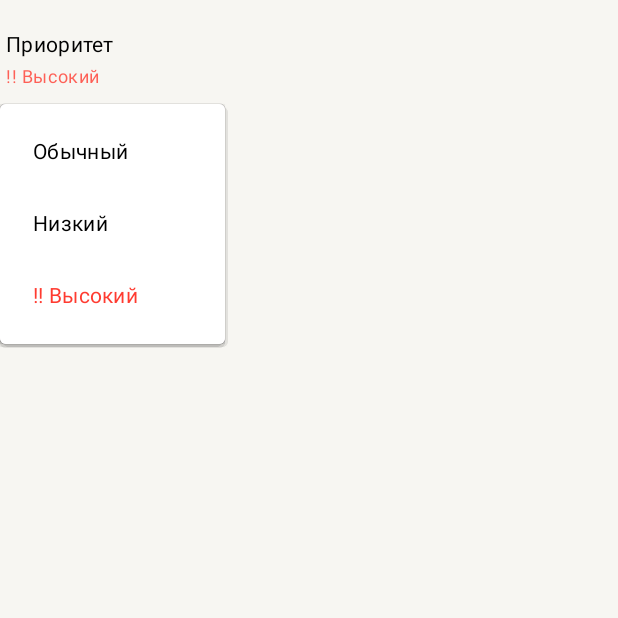
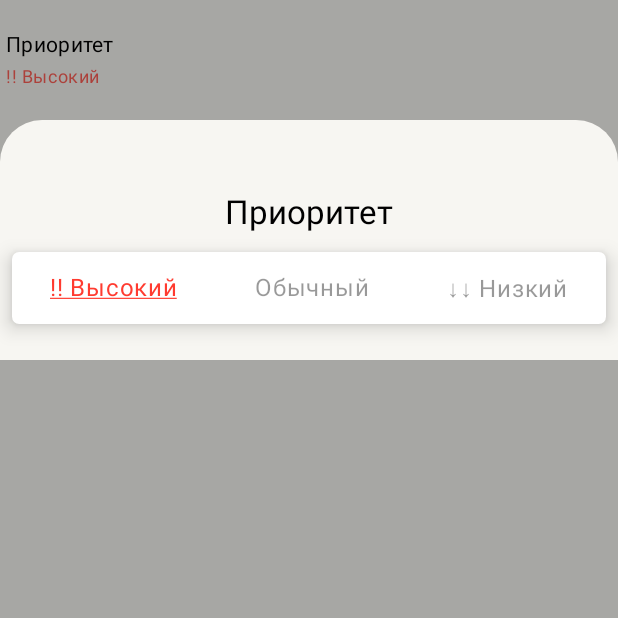
Before and after one commit to arekalov/YandexSHMR, an Android app built with Jetpack Compose: the composable PriorityPicker shown on its own in the app's theme, after a tap on "Приоритет", on a phone screen of 412 x 824 dp, the top half of it. Run offline under Robolectric (Android 15) with nearby library versions, the phone set to English and light mode, and no system bars; network calls fail; 1 statement that could not run was skipped.

Commit message:
refactor: change priorityPicker
Change drop-down menu in priorityPicker to modalBottomSheet with
animation.

```diff
--- a/app/src/main/java/com/arekalov/yandexshmr/presentation/edit/views/EditScreenDisplay.kt
+++ b/app/src/main/java/com/arekalov/yandexshmr/presentation/edit/views/EditScreenDisplay.kt
@@ -123,9 +123,7 @@ fun EditScreenDisplay(
             }
             PriorityPicker(
                 priority = viewState.item.priority,
-                onRegularClick = { onPriorityChange(Priority.REGULAR) },
-                onLowClick = { onPriorityChange(Priority.LOW) },
-                onHighClick = { onPriorityChange(Priority.HIGH) }
+                onPriorityChange = onPriorityChange
             )
             HorizontalDivider()
             DeadlinePicker(
--- /dev/null
+++ b/app/src/main/java/com/arekalov/yandexshmr/presentation/edit/views/PriorityBottomSheet.kt
@@ -0,0 +1,147 @@
+package com.arekalov.yandexshmr.presentation.edit.views
+
+import android.content.res.Configuration
+import androidx.compose.animation.animateColorAsState
+import androidx.compose.foundation.background
+import androidx.compose.foundation.layout.Arrangement
+import androidx.compose.foundation.layout.Column
+import androidx.compose.foundation.layout.Row
+import androidx.compose.foundation.layout.fillMaxWidth
+import androidx.compose.foundation.layout.height
+import androidx.compose.foundation.layout.padding
+import androidx.compose.foundation.shape.RoundedCornerShape
+import androidx.compose.material3.ExperimentalMaterial3Api
+import androidx.compose.material3.MaterialTheme
+import androidx.compose.material3.ModalBottomSheet
+import androidx.compose.material3.SheetState
+import androidx.compose.material3.Text
+import androidx.compose.material3.TextButton
+import androidx.compose.runtime.Composable
+import androidx.compose.runtime.getValue
+import androidx.compose.ui.Alignment
+import androidx.compose.ui.Modifier
+import androidx.compose.ui.draw.shadow
+import androidx.compose.ui.graphics.Color
+import androidx.compose.ui.res.stringResource
+import androidx.compose.ui.text.style.TextDecoration
+import androidx.compose.ui.tooling.preview.Preview
+import androidx.compose.ui.unit.dp
+import com.arekalov.yandexshmr.R
+import com.arekalov.yandexshmr.domain.model.Priority
+import com.arekalov.yandexshmr.presentation.theme.ToDoListTheme
+
+@OptIn(ExperimentalMaterial3Api::class)
+@Composable
+fun PriorityBottomSheet(
+    nowPriority: Priority,
+    sheetState: SheetState,
+    onDismissRequest: () -> Unit,
+    changePriority: (Priority) -> Unit,
+    modifier: Modifier = Modifier
+) {
+    ModalBottomSheet(
+        onDismissRequest = onDismissRequest,
+        sheetState = sheetState,
+        modifier = modifier
+            .fillMaxWidth()
+            .height(160.dp),
+        containerColor = MaterialTheme.colorScheme.background
+    ) {
+        PriorityBottomSheetContent(
+            changePriority = changePriority,
+            nowPriority = nowPriority
+        )
+    }
+}
+
+@Composable
+fun PriorityItem(
+    text: String,
+    color: Color,
+    onClick: () -> Unit,
+    isSelected: Boolean,
+    modifier: Modifier = Modifier
+) {
+    val animatedColor by animateColorAsState(
+        if (isSelected) color else color.copy(alpha = 0.4f),
+        label = ""
+    )
+
+    TextButton(
+        onClick = onClick,
+        modifier = modifier
+    ) {
+        Text(
+            text = text,
+            style = MaterialTheme.typography.bodyLarge,
+            color = animatedColor,
+            textDecoration = if (isSelected) {
+                TextDecoration.Underline
+            } else {
+                null
+            }
+        )
+    }
+}
+
+@Composable
+fun PriorityBottomSheetContent(
+    nowPriority: Priority,
+    changePriority: (Priority) -> Unit,
+    modifier: Modifier = Modifier
+) {
+    Column(
+        horizontalAlignment = Alignment.CenterHorizontally,
+        modifier = modifier
+            .background(MaterialTheme.colorScheme.background)
+            .padding(bottom = 8.dp)
+    ) {
+        Text(
+            text = stringResource(id = R.string.priorityLabel),
+            style = MaterialTheme.typography.titleLarge,
+            modifier = Modifier.padding(bottom = 12.dp),
+            color = MaterialTheme.colorScheme.onBackground
+        )
+        Row(
+            verticalAlignment = Alignment.CenterVertically,
+            horizontalArrangement = Arrangement.SpaceAround,
+            modifier = Modifier
+                .fillMaxWidth()
+                .padding(horizontal = 8.dp)
+                .shadow(8.dp, shape = RoundedCornerShape(10))
+                .background(MaterialTheme.colorScheme.surface)
+        ) {
+            PriorityItem(
+                text = stringResource(id = R.string.highPriorityLabel),
+                color = MaterialTheme.colorScheme.tertiary,
+                onClick = { changePriority(Priority.HIGH) },
+                isSelected = nowPriority == Priority.HIGH
+            )
+            PriorityItem(
+                text = stringResource(id = R.string.reqularPriorityLabel),
+                color = MaterialTheme.colorScheme.onSurface,
+                onClick = { changePriority(Priority.REGULAR) },
+                isSelected = nowPriority == Priority.REGULAR
+            )
+            PriorityItem(
+                text = stringResource(id = R.string.lowPriorityLabel),
+                color = MaterialTheme.colorScheme.onBackground.copy(0.8f),
+                onClick = { changePriority(Priority.LOW) },
+                isSelected = nowPriority == Priority.LOW
+            )
+        }
+    }
+}
+
+
+@Preview(uiMode = Configuration.UI_MODE_NIGHT_NO, showBackground = true)
+@Preview(uiMode = Configuration.UI_MODE_NIGHT_YES, showBackground = true)
+@Composable
+private fun PriorityItemPreview() {
+    ToDoListTheme {
+        PriorityBottomSheetContent(
+            changePriority = {},
+            nowPriority = Priority.HIGH
+        )
+    }
+}
--- a/app/src/main/java/com/arekalov/yandexshmr/presentation/edit/views/PriorityPIcker.kt
+++ b/app/src/main/java/com/arekalov/yandexshmr/presentation/edit/views/PriorityPIcker.kt
@@ -1,18 +1,16 @@
 package com.arekalov.yandexshmr.presentation.edit.views
 
 import android.content.res.Configuration
-import androidx.compose.foundation.background
 import androidx.compose.foundation.layout.Box
 import androidx.compose.foundation.layout.Column
 import androidx.compose.foundation.layout.PaddingValues
 import androidx.compose.foundation.layout.fillMaxWidth
 import androidx.compose.foundation.layout.padding
-import androidx.compose.foundation.layout.width
-import androidx.compose.material3.DropdownMenu
-import androidx.compose.material3.DropdownMenuItem
+import androidx.compose.material3.ExperimentalMaterial3Api
 import androidx.compose.material3.MaterialTheme
 import androidx.compose.material3.Text
 import androidx.compose.material3.TextButton
+import androidx.compose.material3.rememberModalBottomSheetState
 import androidx.compose.runtime.Composable
 import androidx.compose.runtime.getValue
 import androidx.compose.runtime.mutableStateOf
@@ -28,14 +26,14 @@ import com.arekalov.yandexshmr.domain.model.Priority
 import com.arekalov.yandexshmr.presentation.theme.ToDoListTheme
 
 
+@OptIn(ExperimentalMaterial3Api::class)
 @Composable
 fun PriorityPicker(
     priority: Priority,
-    onRegularClick: () -> Unit,
-    onLowClick: () -> Unit,
-    onHighClick: () -> Unit,
+    onPriorityChange: (Priority) -> Unit,
     modifier: Modifier = Modifier
 ) {
+    val priorityBottomSheetState = rememberModalBottomSheetState()
     var expanded by rememberSaveable { mutableStateOf(false) }
     Box(
         modifier = modifier
@@ -74,54 +72,12 @@ fun PriorityPicker(
                 )
             }
         }
-        DropdownMenu(
-            expanded = expanded,
-            onDismissRequest = { expanded = false },
-            modifier = Modifier
-                .background(MaterialTheme.colorScheme.surface)
-                .width(150.dp)
-        ) {
-            DropdownMenuItem(
-                text = {
-                    Text(
-                        stringResource(R.string.reqularPriorityLabel),
-                        style = MaterialTheme.typography.bodyMedium,
-                        color = MaterialTheme.colorScheme.onBackground,
-                        modifier = Modifier.padding(10.dp)
-                    )
-                },
-                onClick = {
-                    onRegularClick()
-                    expanded = false
-                }
-            )
-            DropdownMenuItem(
-                text = {
-                    Text(
-                        stringResource(R.string.lowPriorityLabel),
-                        style = MaterialTheme.typography.bodyMedium,
-                        color = MaterialTheme.colorScheme.onBackground,
-                        modifier = Modifier.padding(10.dp)
-                    )
-                },
-                onClick = {
-                    onLowClick()
-                    expanded = false
-                }
-            )
-            DropdownMenuItem(
-                text = {
-                    Text(
-                        stringResource(R.string.highPriorityLabel),
-                        style = MaterialTheme.typography.bodyMedium,
-                        color = MaterialTheme.colorScheme.tertiary,
-                        modifier = Modifier.padding(10.dp)
-                    )
-                },
-                onClick = {
-                    onHighClick()
-                    expanded = false
-                }
+        if (expanded) {
+            PriorityBottomSheet(
+                nowPriority = priority,
+                sheetState = priorityBottomSheetState,
+                onDismissRequest = { expanded = false },
+                changePriority = onPriorityChange
             )
         }
     }
@@ -135,9 +91,7 @@ private fun PriorityPickerPreview() {
     ToDoListTheme {
         PriorityPicker(
             priority = Priority.LOW,
-            onRegularClick = {},
-            onLowClick = {},
-            onHighClick = {}
+            onPriorityChange = {}
         )
     }
 }
--- a/app/src/main/res/values/strings.xml
+++ b/app/src/main/res/values/strings.xml
@@ -4,7 +4,7 @@
     <string name="taskPlaceHolder">Что надо сделать...</string>
     <string name="priorityLabel">Приоритет</string>
     <string name="reqularPriorityLabel">Обычный</string>
-    <string name="lowPriorityLabel">Низкий</string>
+    <string name="lowPriorityLabel">↓↓ Низкий</string>
     <string name="highPriorityLabel">!! Высокий</string>
     <string name="deadlinLabel">Сделать до</string>
     <string name="deleteLabel">Удалить</string>
```
